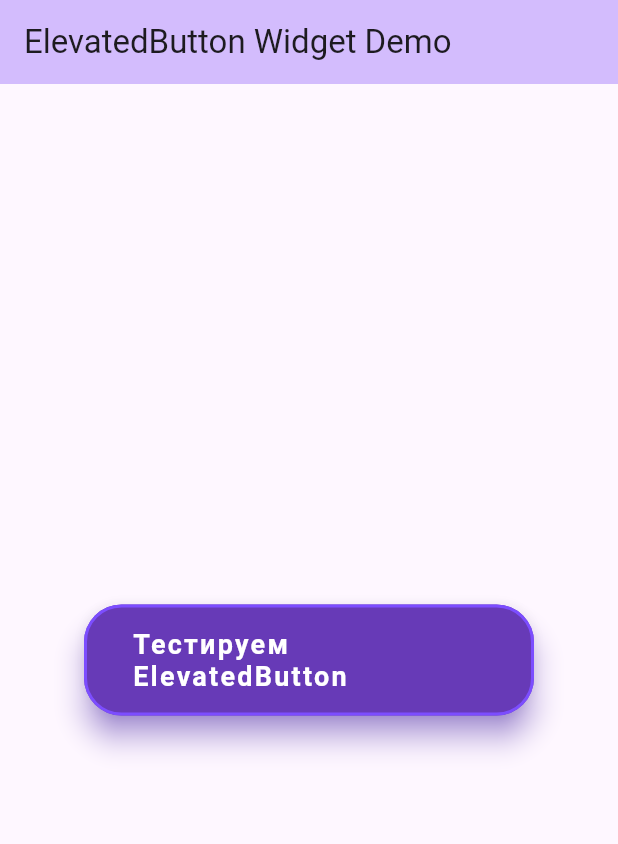
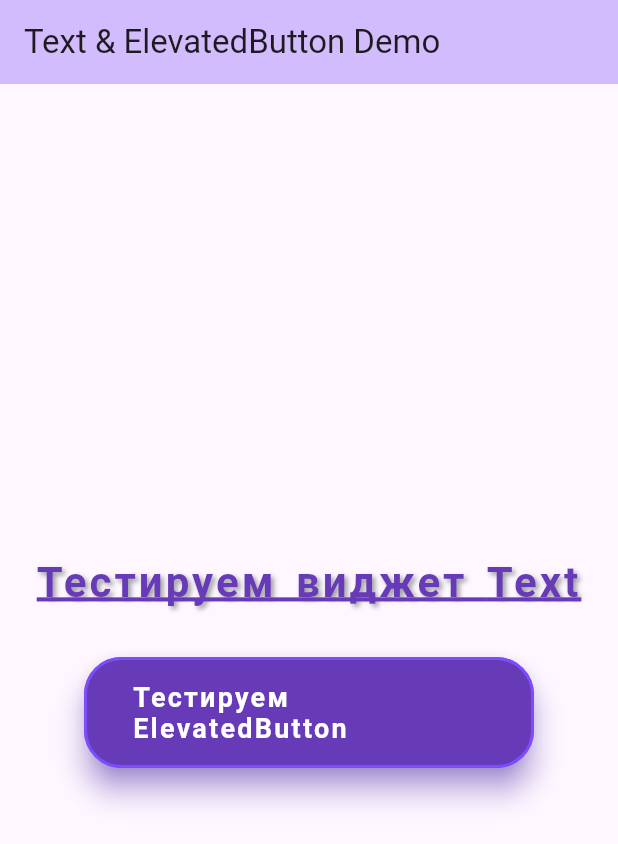
Before and after one commit to art1718em/flutter_practice3, a Flutter app: the screen it shows after launch, on a phone screen of 412 x 824 dp. Shown: the top 844 px of the screen. Run offline on Flutter 3.47's test engine with Material 3 defaults, Android fonts, the phone set to English and light mode, and no system bars.

Commit message:
Виджет Column

```diff
--- a/lib/main.dart
+++ b/lib/main.dart
@@ -27,10 +27,38 @@
     return Scaffold(
       appBar: AppBar(
         backgroundColor: Theme.of(context).colorScheme.inversePrimary,
-        title: const Text('ElevatedButton Widget Demo'),
+        title: const Text('Text & ElevatedButton Demo'),
       ),
       body: const Center(
-        child: ElevatedButton(
+        child: Column(
+          mainAxisAlignment: MainAxisAlignment.center,
+          children: [
+            Text(
+              'Тестируем виджет Text',
+              style: TextStyle(
+                fontSize: 28.0,
+                fontWeight: FontWeight.bold,
+                color: Colors.deepPurple,
+                letterSpacing: 2.0,
+                wordSpacing: 4.0,
+                shadows: [
+                  Shadow(
+                    offset: Offset(2.0, 2.0),
+                    blurRadius: 4.0,
+                    color: Colors.grey,
+                  ),
+                ],
+                decoration: TextDecoration.underline,
+                decorationColor: Colors.deepPurple,
+                decorationThickness: 2.0,
+              ),
+              textAlign: TextAlign.center,
+              maxLines: 2,
+              overflow: TextOverflow.ellipsis,
+              semanticsLabel: 'Тестовый текст для демонстрации виджета Text',
+            ),
+            SizedBox(height: 30.0),
+            ElevatedButton(
               onPressed: null,
               style: ButtonStyle(
                 backgroundColor: WidgetStatePropertyAll(Colors.deepPurple),
@@ -59,6 +87,8 @@
               ),
               child: Text('Тестируем ElevatedButton'),
             ),
+          ],
+        ),
       ),
     );
   }
```
Lines whose indentation alone changed are shown as unchanged.
